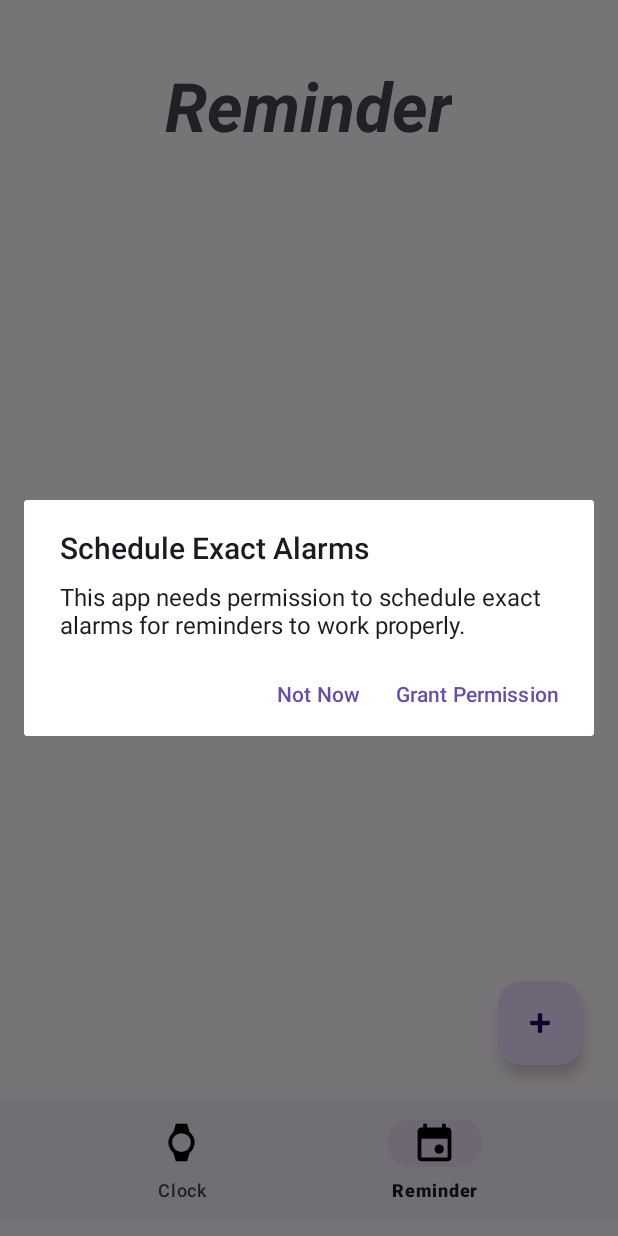
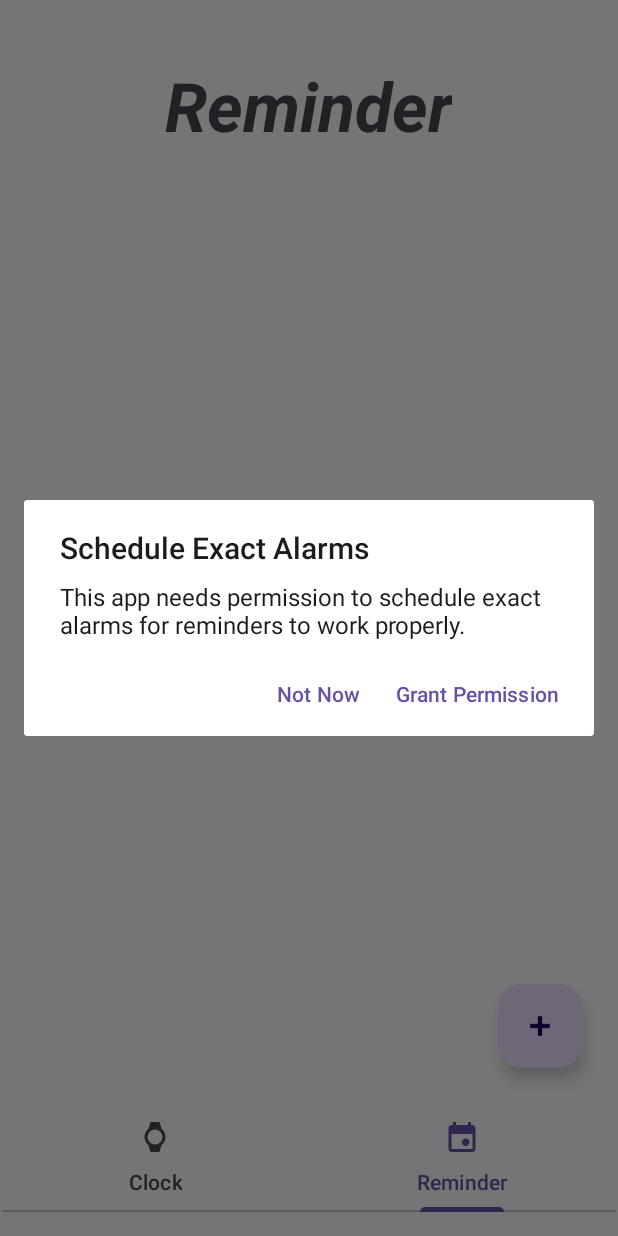
Before and after one commit to sasanklakimsetti/Reminder-Pro, an Android app: the screen it shows after launch (MainActivity), item 2 of the bottom bar chosen, on a phone screen of 412 x 824 dp. Run offline under Robolectric (Android 15) with nearby library versions, the phone set to English and light mode, and no system bars.

Commit message:
Added Swipe View instead of normal bottom navigation view

```diff
--- a/app/src/main/java/com/sasank/reminderpro/MainActivity.kt
+++ b/app/src/main/java/com/sasank/reminderpro/MainActivity.kt
@@ -3,40 +3,46 @@ package com.sasank.reminderpro
 import android.os.Bundle
 import androidx.activity.enableEdgeToEdge
 import androidx.appcompat.app.AppCompatActivity
-import androidx.fragment.app.Fragment
-import com.google.android.material.bottomnavigation.BottomNavigationView
+import androidx.core.view.ViewCompat
+import androidx.core.view.WindowInsetsCompat
+import androidx.viewpager.widget.ViewPager
+import androidx.viewpager2.widget.ViewPager2
+import com.google.android.material.tabs.TabLayout
+//import com.sasank.reminderpro.databinding.ActivityMainBinding
 
 class MainActivity : AppCompatActivity() {
+    private lateinit var tabLayout: TabLayout
+    private lateinit var adapter: PageAdapter
+    private lateinit var viewPager2: ViewPager2
     override fun onCreate(savedInstanceState: Bundle?) {
         super.onCreate(savedInstanceState)
         enableEdgeToEdge()
         setContentView(R.layout.activity_main)
-
-        val bottomNavigationView=findViewById<BottomNavigationView>(R.id.bottomNavigationView)
-            .setOnItemSelectedListener {
-                menuItem->
-                when(menuItem.itemId){
-                    R.id.clock->{
-                        replaceFragment(Clock())
-                        true
-                    }
-//                    R.id.alarm->{
-//                        replaceFragment(AlarmFragment())
-//                        true
-//                    }
-                    R.id.reminder->{
-                        replaceFragment(ReminderFragment())
-                        true
-                    }
-                    else->{
-                        false
-                    }
+        tabLayout=findViewById(R.id.tabLayout)
+        viewPager2=findViewById(R.id.viewPager2)
+        adapter= PageAdapter(supportFragmentManager,lifecycle)
+        viewPager2.adapter=adapter
+        tabLayout.addOnTabSelectedListener(object : TabLayout.OnTabSelectedListener{
+            override fun onTabSelected(tab: TabLayout.Tab?) {
+                if(tab!=null) {
+                    viewPager2.currentItem = tab.position
                 }
             }
-        replaceFragment(Clock())
-    }
 
-    private fun replaceFragment(fragment: Fragment){
-        supportFragmentManager.beginTransaction().replace(R.id.frameLayout,fragment).commit()
+            override fun onTabUnselected(tab: TabLayout.Tab?) {
+
+            }
+
+            override fun onTabReselected(tab: TabLayout.Tab?) {
+
+            }
+        })
+
+        viewPager2.registerOnPageChangeCallback(object : ViewPager2.OnPageChangeCallback(){
+            override fun onPageSelected(position: Int){
+                super.onPageSelected(position)
+                tabLayout.selectTab(tabLayout.getTabAt(position))
+            }
+        })
     }
 }
--- /dev/null
+++ b/app/src/main/java/com/sasank/reminderpro/PageAdapter.kt
@@ -0,0 +1,24 @@
+package com.sasank.reminderpro
+
+import androidx.fragment.app.Fragment
+import androidx.fragment.app.FragmentManager
+import androidx.lifecycle.Lifecycle
+import androidx.viewpager2.adapter.FragmentStateAdapter
+
+class PageAdapter(fragmentManager: FragmentManager, lifecycle: Lifecycle) : FragmentStateAdapter(fragmentManager,lifecycle) {
+    override fun createFragment(position: Int): Fragment {
+        return when(position){
+            0->{
+                Clock()
+            }
+            else->{
+                ReminderFragment()
+            }
+        }
+    }
+
+    override fun getItemCount(): Int {
+        return 2
+    }
+
+}
--- a/app/src/main/res/layout/activity_main.xml
+++ b/app/src/main/res/layout/activity_main.xml
@@ -7,25 +7,57 @@
     android:layout_height="match_parent"
     tools:context=".MainActivity">
 
-    <FrameLayout
-        android:id="@+id/frameLayout"
+    <!--    <FrameLayout-->
+    <!--        android:id="@+id/frameLayout"-->
+    <!--        android:layout_width="0dp"-->
+    <!--        android:layout_height="0dp"-->
+    <!--        app:layout_constraintTop_toTopOf="parent"-->
+    <!--        app:layout_constraintBottom_toTopOf="@+id/bottomNavigationView"-->
+    <!--        app:layout_constraintStart_toStartOf="parent"-->
+    <!--        app:layout_constraintEnd_toEndOf="parent"/>-->
+
+    <!--    <com.google.android.material.bottomnavigation.BottomNavigationView-->
+    <!--        android:id="@+id/bottomNavigationView"-->
+    <!--        android:layout_width="0dp"-->
+    <!--        android:layout_height="wrap_content"-->
+    <!--        app:layout_constraintBottom_toBottomOf="parent"-->
+    <!--        app:layout_constraintEnd_toEndOf="parent"-->
+    <!--        app:layout_constraintStart_toStartOf="parent"-->
+    <!--        app:itemIconTint="@color/black"-->
+    <!--        app:itemIconSize="30dp"-->
+    <!--        android:layout_marginBottom="10dp"-->
+    <!--        app:menu="@menu/bottom_navigation_bar"/>-->
+
+    <com.google.android.material.tabs.TabLayout
+        android:id="@+id/tabLayout"
+        android:layout_width="409dp"
+        android:layout_height="wrap_content"
+        android:layout_marginBottom="16dp"
+        app:layout_constraintBottom_toBottomOf="parent"
+        app:layout_constraintEnd_toEndOf="parent"
+        app:layout_constraintStart_toStartOf="parent">
+
+        <com.google.android.material.tabs.TabItem
+            android:layout_width="wrap_content"
+            android:layout_height="wrap_content"
+            android:icon="@drawable/watch_24px"
+            android:text="Clock" />
+
+        <com.google.android.material.tabs.TabItem
+            android:layout_width="wrap_content"
+            android:layout_height="wrap_content"
+            android:icon="@drawable/event_24px"
+            android:text="Reminder" />
+
+    </com.google.android.material.tabs.TabLayout>
+
+    <androidx.viewpager2.widget.ViewPager2
+        android:id="@+id/viewPager2"
         android:layout_width="0dp"
         android:layout_height="0dp"
         app:layout_constraintTop_toTopOf="parent"
-        app:layout_constraintBottom_toTopOf="@+id/bottomNavigationView"
-        app:layout_constraintStart_toStartOf="parent"
-        app:layout_constraintEnd_toEndOf="parent"/>
-
-    <com.google.android.material.bottomnavigation.BottomNavigationView
-        android:id="@+id/bottomNavigationView"
-        android:layout_width="0dp"
-        android:layout_height="wrap_content"
-        app:layout_constraintBottom_toBottomOf="parent"
         app:layout_constraintEnd_toEndOf="parent"
         app:layout_constraintStart_toStartOf="parent"
-        app:itemIconTint="@color/black"
-        app:itemIconSize="30dp"
-        android:layout_marginBottom="10dp"
-        app:menu="@menu/bottom_navigation_bar"/>
+        app:layout_constraintBottom_toTopOf="@+id/tabLayout"/>
 
 </androidx.constraintlayout.widget.ConstraintLayout>
```
